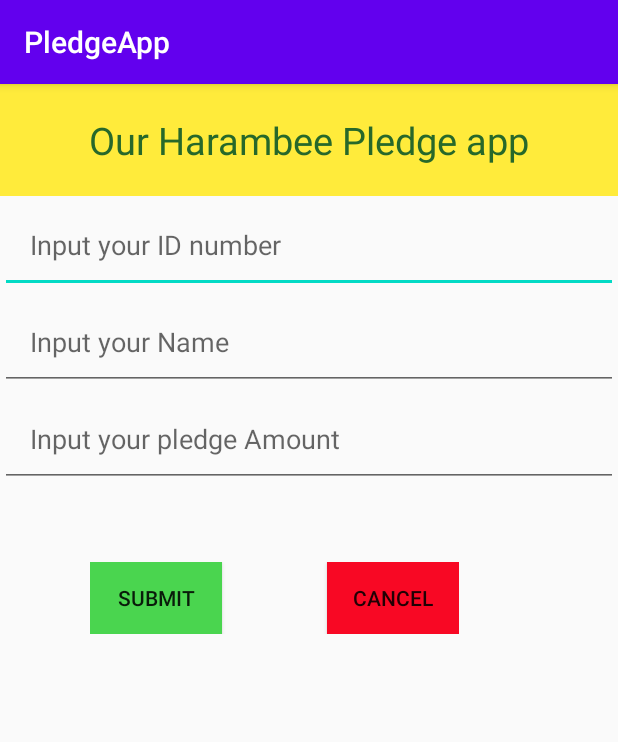
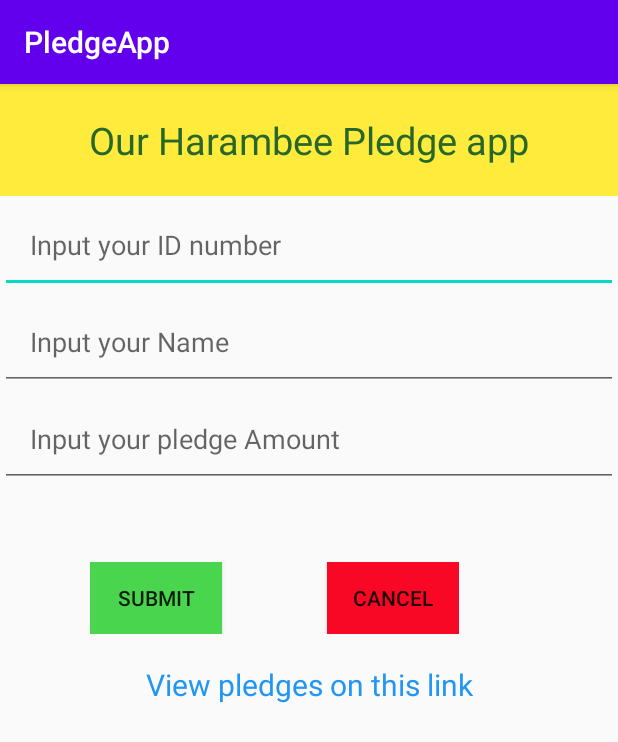
Before and after one commit to cornel-kim/PledgeApp, an Android app: the screen it shows after launch (MainActivity), on a phone screen of 412 x 824 dp. Shown: the top 742 px of the screen. Run offline under Robolectric (Android 15) with nearby library versions, the phone set to English and light mode, and no system bars; our stand-ins replace Firebase (no records; nobody signed in at launch, a user with empty details on screens opened directly).

Commit message:
First commit

```diff
--- a/app/src/main/AndroidManifest.xml
+++ b/app/src/main/AndroidManifest.xml
@@ -9,6 +9,7 @@
         android:roundIcon="@mipmap/ic_launcher_round"
         android:supportsRtl="true"
         android:theme="@style/AppTheme">
+        <activity android:name=".Pledges"></activity>
         <activity android:name=".MainActivity">
             <intent-filter>
                 <action android:name="android.intent.action.MAIN" />
--- a/app/src/main/java/com/modcom/pledgeapp/MainActivity.kt
+++ b/app/src/main/java/com/modcom/pledgeapp/MainActivity.kt
@@ -1,5 +1,6 @@
 package com.modcom.pledgeapp
 
+import android.content.Intent
 import android.os.Bundle
 import android.widget.Toast
 import androidx.appcompat.app.AppCompatActivity
@@ -17,6 +18,10 @@ class MainActivity : AppCompatActivity() {
         FirebaseApp.initializeApp(this)//app initialization
         val rootref:DatabaseReference = FirebaseDatabase.getInstance().reference//reference to the db
         val demoref:DatabaseReference = rootref.child("members")//database table name members
+        TVPledge.setOnClickListener {
+            val i = Intent(this, Pledges::class.java)
+            startActivity(i)
+        }
 
         btnSUBMIT.setOnClickListener {
             //set up firebase
--- a/app/src/main/res/layout/activity_main.xml
+++ b/app/src/main/res/layout/activity_main.xml
@@ -60,4 +60,15 @@
 
     </LinearLayout>
 
+    <TextView
+        android:id="@+id/TVPledge"
+        android:layout_width="match_parent"
+        android:layout_height="wrap_content"
+        android:text="View pledges on this link"
+        android:textAlignment="center"
+        android:textSize="20sp"
+        android:paddingTop="10dp"
+        android:textColor="#2196F3"
+        android:layout_marginTop="10dp"/>
+
 </LinearLayout>
```
Also changed, not shown: app/src/main/java/com/modcom/pledgeapp/Pledges.kt (added, +43 -0 lines), app/src/main/res/layout/activity_pledges.xml (added, +29 -0 lines).
